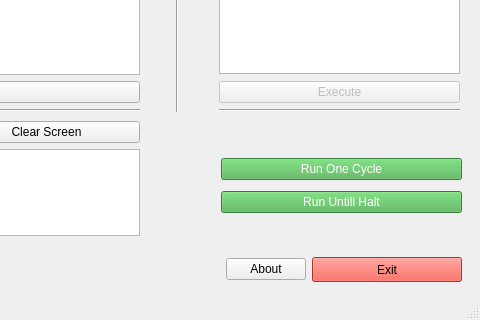
First picture: the form in mainwindow.ui, repository adhamhamdy3/Vole-Machine, before the edit; both pictures show x 651 to 1131 and y 318 to 638 of the 1131 by 638 pixel window.
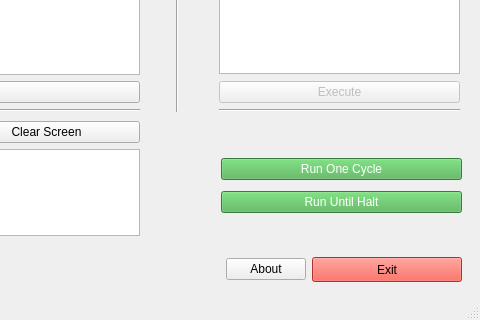
Second picture: the form after the edit. Icons and pictures are not drawn.

Commit message: run until halt and coloring issue fixed

Patch:
```diff
--- a/mainwindow.ui
+++ b/mainwindow.ui
@@ -640,7 +640,7 @@
 }</string>
        </property>
        <property name="text">
-        <string>Run Untill Halt</string>
+        <string>Run Until Halt</string>
        </property>
       </widget>
      </item>
```
Left out of the diff: 2 changed lines with no effect on the pictures. The commit also changes 3 other files.
